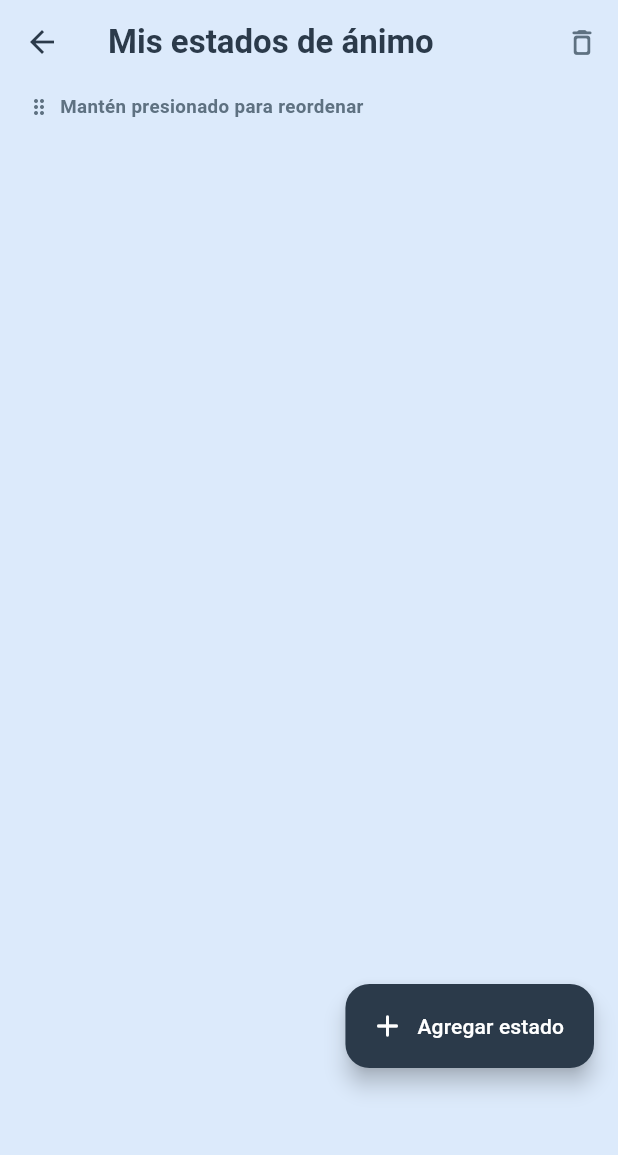
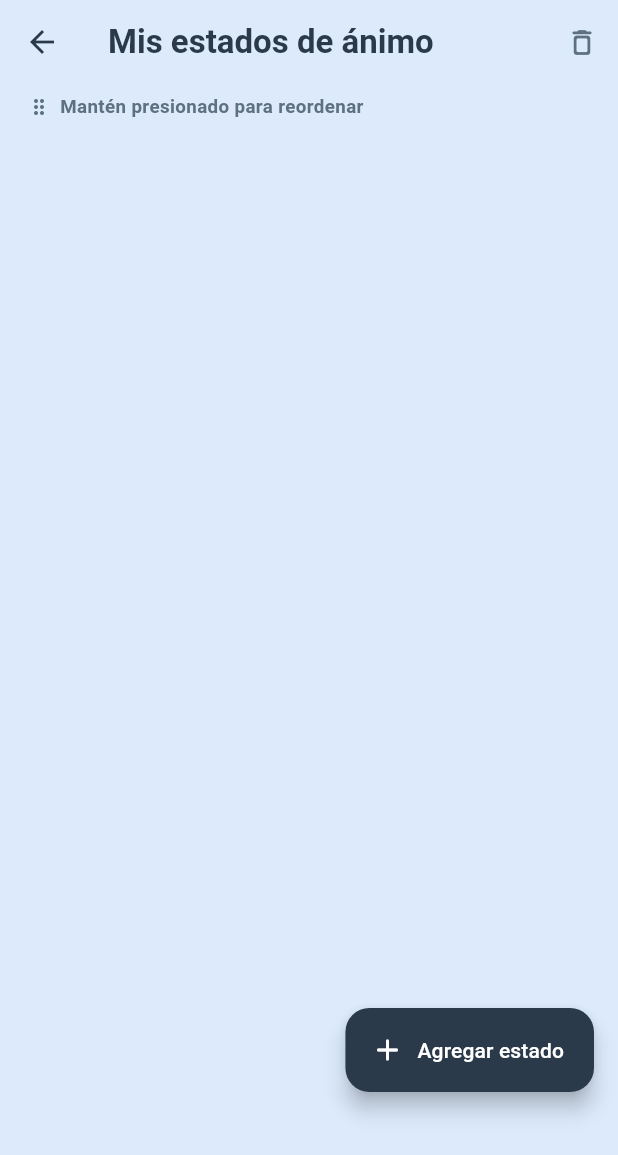
Before and after one commit to Jottop/Mood-App, a Flutter app: the ManageMoodsScreen screen opened directly, on a phone screen of 412 x 824 dp. Shown: the top 1155 px of the screen. Run offline on Flutter 3.47's test engine with Material 3 defaults, Android fonts, the phone set to English and light mode, and no system bars; our stand-ins replace package_info_plus, shared_preferences, supabase_flutter; missing offline and left inert: home_widget, workmanager; accounts and stored records are empty.

Commit message:
aviso de borrado y boton de agregar estado mas abajo en la pantalla

```diff
--- a/lib/features/moods/manage_moods_screen.dart
+++ b/lib/features/moods/manage_moods_screen.dart
@@ -99,7 +99,7 @@ class ManageMoodsScreen extends StatelessWidget {
       // de TODAS las pantallas, así que el botón va elevado para nunca
       // quedar tapado ni rozarla.
       floatingActionButton: Padding(
-        padding: const EdgeInsets.only(bottom: 96),
+        padding: const EdgeInsets.only(bottom: 80),
         child: FloatingActionButton.extended(
           backgroundColor: AppColors.ink,
           foregroundColor: Colors.white,
--- a/lib/features/moods/mood_editor_screen.dart
+++ b/lib/features/moods/mood_editor_screen.dart
@@ -205,7 +205,7 @@ class _MoodEditorScreenState extends State<MoodEditorScreen> {
             // El FAB "Agregar estado" está elevado sobre la píldora de
             // amigos (96) y mide ~56: el aviso se eleva para no tapar el
             // botón ni quedar detrás de la píldora.
-            margin: EdgeInsets.fromLTRB(16, 0, 16, bottomPadding + 164),
+            margin: EdgeInsets.fromLTRB(16, 0, 16, bottomPadding + 148),
             // Barra clara (no opaca) para que no tape la lista de debajo.
             backgroundColor: AppColors.card,
             elevation: 6,
```
